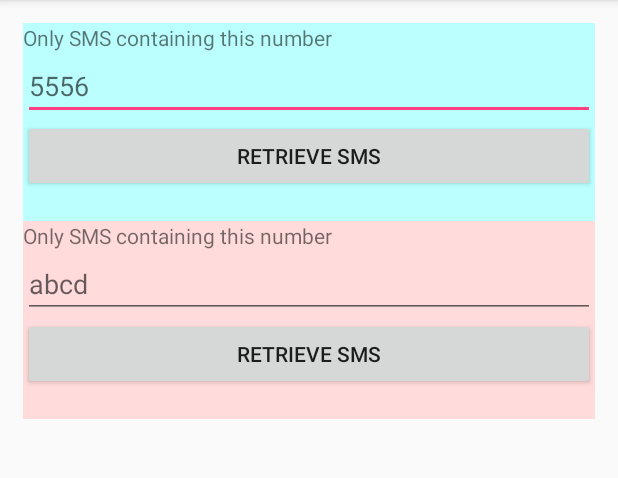
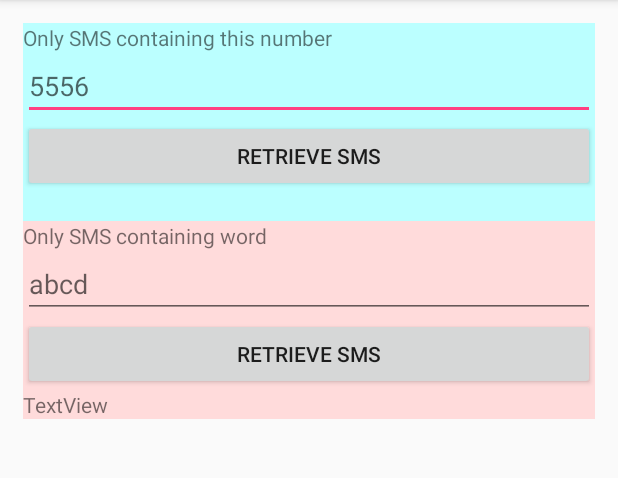
Before and after one commit to NurRazzah/PO7ProbStatement, an Android app: the screen it shows after launch (MainActivity), after a tap on "RETRIEVE SMS", on a phone screen of 412 x 824 dp, the part 84-562 px from its top. Run offline under Robolectric (Android 15) with nearby library versions, the phone set to English and light mode, and no system bars; 1 statement that could not run was skipped.

Commit message:
Prob statement done without enhancement

```diff
--- a/app/src/main/java/com/example/a16022738/po7probstatement/FragmentFirst.java
+++ b/app/src/main/java/com/example/a16022738/po7probstatement/FragmentFirst.java
@@ -66,7 +66,7 @@ public class FragmentFirst extends Fragment {
                 ContentResolver cr = getActivity().getContentResolver();
 
                 // The filter String
-                String filter="body LIKE ?";
+                String filter="address LIKE ?";
                 // The matches for the ?
                 String[] filterArgs = {"%" + etRetrieveNumber.getText().toString() + "%"};
                 // Fetch SMS Message from Built-in Content Provider
--- a/app/src/main/res/layout/fragment_second.xml
+++ b/app/src/main/res/layout/fragment_second.xml
@@ -12,7 +12,7 @@
         android:id="@+id/tvFrag2"
         android:layout_width="match_parent"
         android:layout_height="wrap_content"
-        android:text="Only SMS containing this number" />
+        android:text="Only SMS containing word" />
 
     <EditText
         android:id="@+id/etWord"
@@ -31,5 +31,6 @@
     <TextView
         android:id="@+id/tvDisplayWord"
         android:layout_width="match_parent"
-        android:layout_height="match_parent" />
+        android:layout_height="match_parent"
+        android:text="TextView" />
 </LinearLayout>
```
